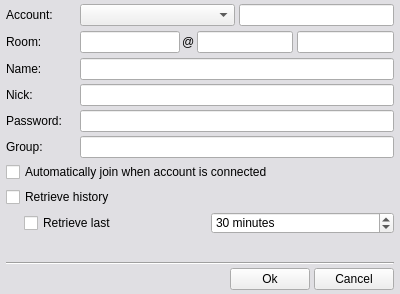
Qt form share/skins/default/chatroomedit.ui (itds-consulting/yate) before a commit.
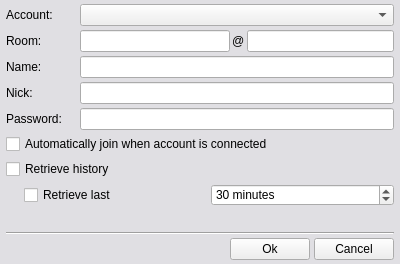
The same form after that commit. Icons and pictures are not drawn.

Commit message: Use join muc wizard to add new chat room contacts. Allow changing chat room account, room and server when editing one.

Patch:
```diff
--- a/share/skins/default/chatroomedit.ui
+++ b/share/skins/default/chatroomedit.ui
@@ -6,7 +6,7 @@
     <x>0</x>
     <y>0</y>
     <width>400</width>
-    <height>294</height>
+    <height>264</height>
    </rect>
   </property>
   <property name="sizePolicy" >
@@ -18,13 +18,13 @@
   <property name="minimumSize" >
    <size>
     <width>400</width>
-    <height>294</height>
+    <height>264</height>
    </size>
   </property>
   <property name="maximumSize" >
    <size>
     <width>400</width>
-    <height>294</height>
+    <height>264</height>
    </size>
   </property>
   <property name="windowIcon" >
@@ -116,25 +116,6 @@
        </property>
       </widget>
      </item>
-     <item>
-      <widget class="QLineEdit" name="chatcontact_account" >
-       <property name="minimumSize" >
-        <size>
-         <width>0</width>
-         <height>22</height>
-        </size>
-       </property>
-       <property name="maximumSize" >
-        <size>
-         <width>16777215</width>
-         <height>22</height>
-        </size>
-       </property>
-       <property name="readOnly" >
-        <bool>true</bool>
-       </property>
-      </widget>
-     </item>
     </layout>
    </item>
    <item>
@@ -216,13 +197,13 @@
           </property>
           <property name="minimumSize" >
            <size>
-            <width>100</width>
+            <width>150</width>
             <height>22</height>
            </size>
           </property>
           <property name="maximumSize" >
            <size>
-            <width>100</width>
+            <width>150</width>
             <height>22</height>
            </size>
           </property>
@@ -269,25 +250,6 @@
        </layout>
       </widget>
      </item>
-     <item>
-      <widget class="QLineEdit" name="chatcontact_uri" >
-       <property name="minimumSize" >
-        <size>
-         <width>0</width>
-         <height>22</height>
-        </size>
-       </property>
-       <property name="maximumSize" >
-        <size>
-         <width>16777215</width>
-         <height>22</height>
-        </size>
-       </property>
-       <property name="readOnly" >
-        <bool>true</bool>
-       </property>
-      </widget>
-     </item>
     </layout>
    </item>
    <item>
@@ -459,64 +421,7 @@
     </layout>
    </item>
    <item>
-    <layout class="QHBoxLayout" >
-     <property name="topMargin" >
-      <number>0</number>
-     </property>
-     <item>
-      <widget class="QLabel" name="label_group" >
-       <property name="enabled" >
-        <bool>true</bool>
-       </property>
-       <property name="sizePolicy" >
-        <sizepolicy vsizetype="Fixed" hsizetype="Fixed" >
-         <horstretch>0</horstretch>
-         <verstretch>0</verstretch>
-        </sizepolicy>
-       </property>
-       <property name="minimumSize" >
-        <size>
-         <width>70</width>
-         <height>22</height>
-        </size>
-       </property>
-       <property name="maximumSize" >
-        <size>
-         <width>70</width>
-         <height>22</height>
-        </size>
-       </property>
-       <property name="styleSheet" >
-        <string>QLabel:disabled {color: red;}</string>
-       </property>
-       <property name="text" >
-        <string>Group:</string>
-       </property>
-       <property name="indent" >
-        <number>0</number>
-       </property>
-      </widget>
-     </item>
-     <item>
-      <widget class="QLineEdit" name="group" >
-       <property name="minimumSize" >
-        <size>
-         <width>0</width>
-         <height>22</height>
-        </size>
-       </property>
-       <property name="maximumSize" >
-        <size>
-         <width>16777215</width>
-         <height>22</height>
-        </size>
-       </property>
-      </widget>
-     </item>
-    </layout>
-   </item>
-   <item>
-    <widget class="QCheckBox" name="autojoin" >
+    <widget class="QCheckBox" name="room_autojoin" >
      <property name="text" >
       <string>Automatically join when account is connected</string>
      </property>
@@ -553,7 +458,7 @@
       <number>18</number>
      </property>
      <item>
-      <widget class="QCheckBox" name="historylast" >
+      <widget class="QCheckBox" name="room_historylast" >
        <property name="minimumSize" >
         <size>
          <width>0</width>
@@ -572,7 +477,7 @@
       </widget>
      </item>
      <item>
-      <widget class="QSpinBox" name="historylast_value" >
+      <widget class="QSpinBox" name="room_historylast_value" >
        <property name="minimumSize" >
         <size>
          <width>0</width>
```
Left out of the diff: 14 changed lines with no effect on the pictures. The commit also changes 3 other files.
